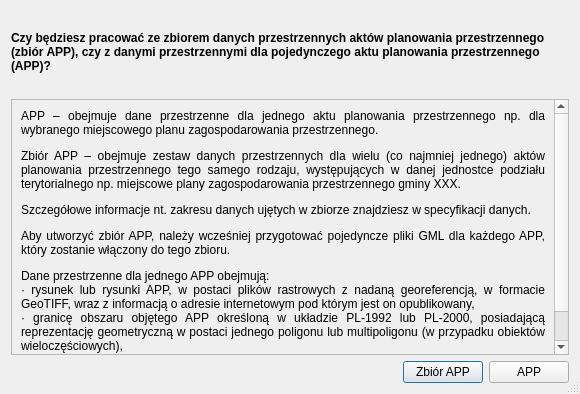
Before: the Qt Designer form modules/app/views/ui/pytanie_dialog_base.ui in envirosolutionspl/wtyczka_qgis_app, drawn with Qt 5.
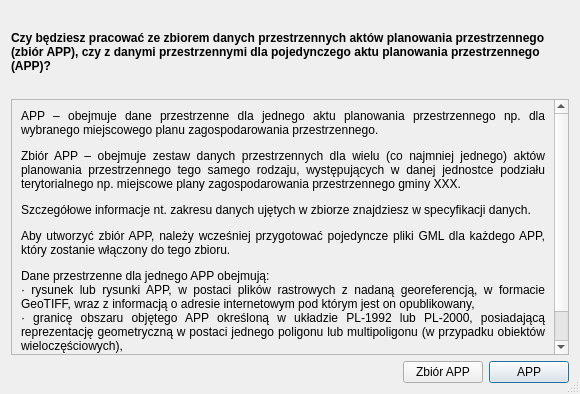
After: the same form once the commit is applied.

Commit message: Usunięcie autoDefault na przyciskach

Patch:
```diff
--- a/modules/app/views/ui/pytanie_dialog_base.ui
+++ b/modules/app/views/ui/pytanie_dialog_base.ui
@@ -117,6 +117,9 @@
          <property name="text">
           <string>APP</string>
          </property>
+         <property name="default">
+          <bool>true</bool>
+         </property>
         </widget>
        </item>
       </layout>
```
Left out of the diff: 4 changed lines with no effect on the pictures. The commit also changes 9 other files.
